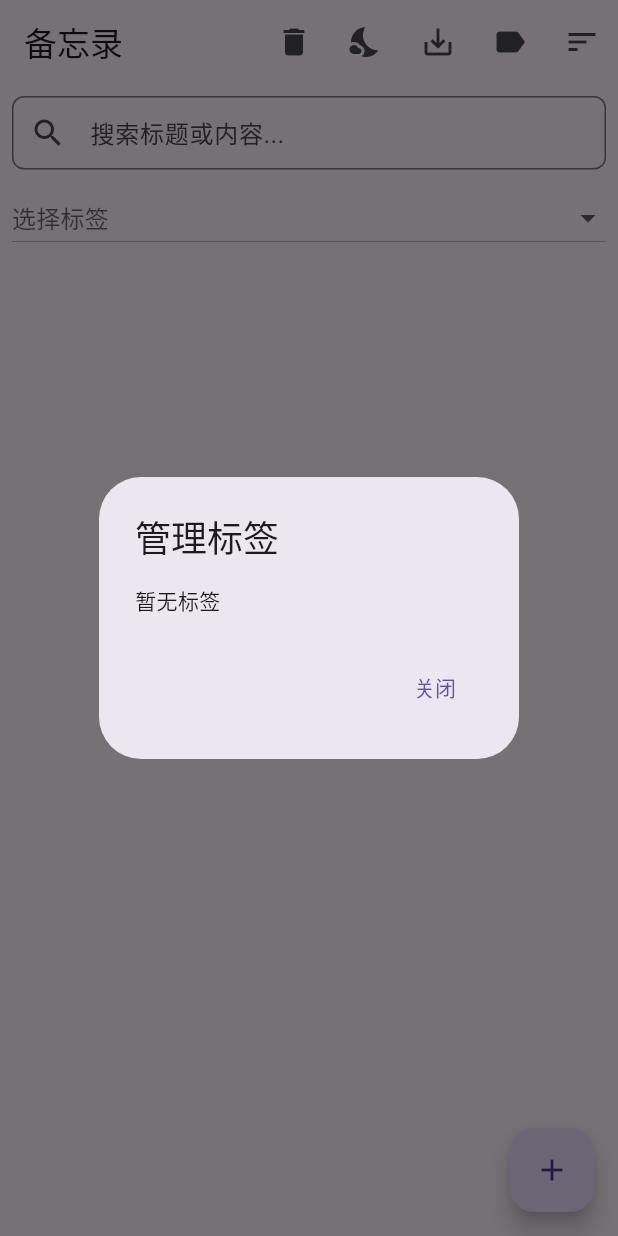
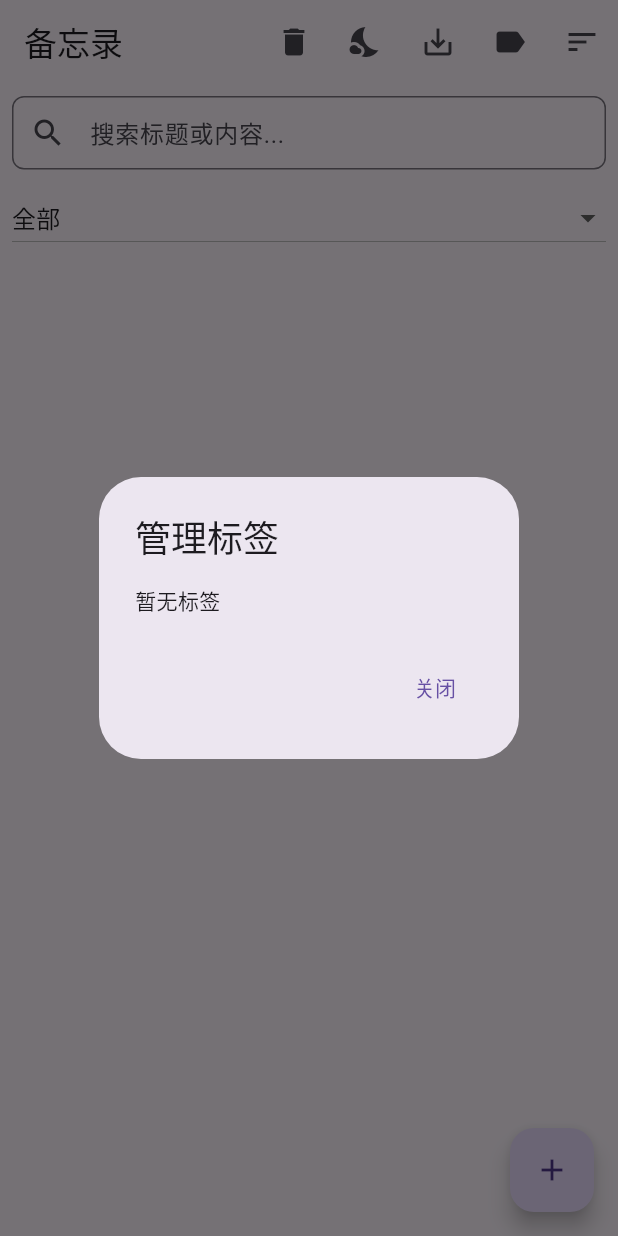
Before and after one commit to cc523613/memo_app, a Flutter app: the screen it shows after launch, after a tap on the "label" icon, on a phone screen of 412 x 824 dp. Run offline on Flutter 3.47's test engine with Material 3 defaults, Android fonts, the phone set to English and light mode, and no system bars; our stand-ins replace flutter_local_notifications, flutter_riverpod, sqflite, timezone; accounts and stored records are empty.

Commit message:
标签优化

```diff
--- a/lib/screens/home_page.dart
+++ b/lib/screens/home_page.dart
@@ -85,7 +85,7 @@ class _MemoHomePageState extends ConsumerState<MemoHomePage> {
               future: tagsAsync,
               builder: (context, snapshot) {
                 if (!snapshot.hasData) {
-                  return const CircularProgressIndicator();
+                  return const Center(child: CircularProgressIndicator());
                 }
                 final tags = snapshot.data!.where((tag) => tag != '无标签').toList();
                 if (tags.isEmpty) {
@@ -113,6 +113,9 @@ class _MemoHomePageState extends ConsumerState<MemoHomePage> {
                             ref.read(memoProvider.notifier).loadMemos();
                             if (ref.read(tagFilterProvider) == tag) {
                               ref.read(tagFilterProvider.notifier).state = null;
+                            }
+                            if (context.mounted) {
+                              Navigator.pop(context);
                             }
                           },
                         ),
@@ -235,25 +238,42 @@ class _MemoHomePageState extends ConsumerState<MemoHomePage> {
           ),
           Padding(
             padding: const EdgeInsets.symmetric(horizontal: 8.0),
+            child: Row(
+              children: [
+                Expanded(
                   child: FutureBuilder<List<String>>(
                     future: tagsAsync,
                     builder: (context, snapshot) {
-                if (!snapshot.hasData) return const SizedBox();
+                      if (!snapshot.hasData) {
+                        return const SizedBox();
+                      }
+                      final tags = ['全部', ...snapshot.data!];
                       return DropdownButton<String>(
                         hint: const Text('选择标签'),
                         value: tagFilter,
                         isExpanded: true,
-                  items: snapshot.data!
-                      .map((tag) => DropdownMenuItem<String>(
-                    value: tag,
+                        items: tags.map((tag) {
+                          return DropdownMenuItem<String>(
+                            value: tag == '全部' ? null : tag,
                             child: Text(tag),
-                  ))
-                      .toList(),
+                          );
+                        }).toList(),
                         onChanged: (value) {
                           ref.read(tagFilterProvider.notifier).state = value;
                         },
                       );
                     },
+                  ),
+                ),
+                if (tagFilter != null)
+                  IconButton(
+                    icon: const Icon(Icons.clear),
+                    onPressed: () {
+                      ref.read(tagFilterProvider.notifier).state = null;
+                    },
+                    tooltip: '清除筛选',
+                  ),
+              ],
             ),
           ),
           Expanded(
```
Lines whose indentation alone changed are shown as unchanged.
